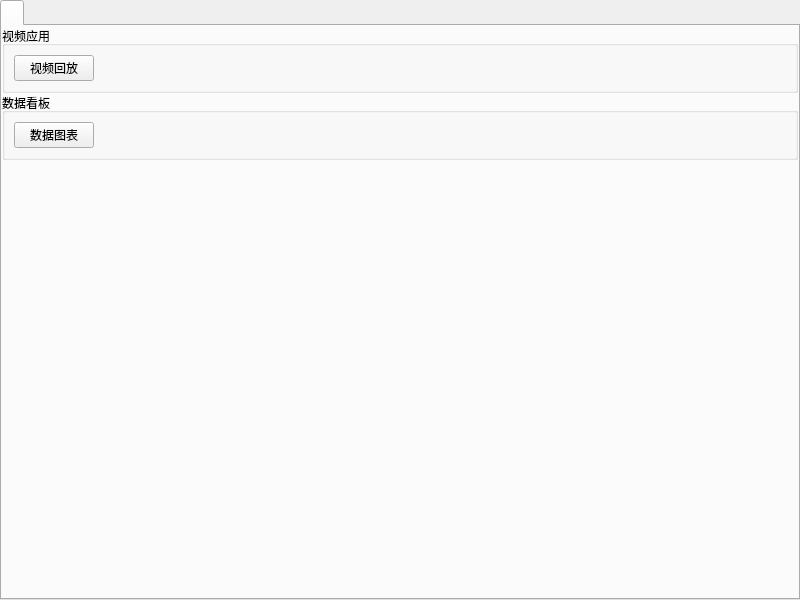
Above: QtClient/mainwindow.ui from imtangsheng/QtClient before the change. Below: the same form after it.
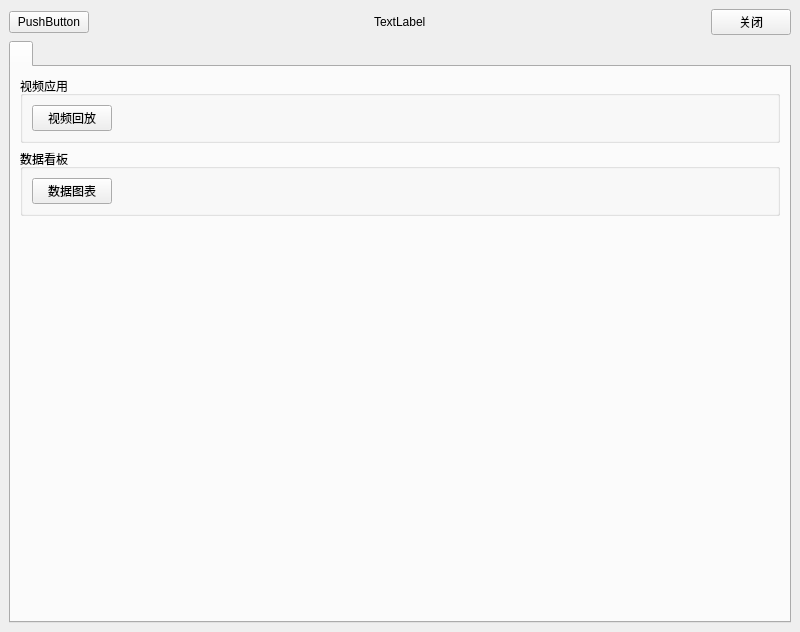
That is the form after the change. Icons and pictures are not drawn.

Commit message: 添加子布局到主界面，会导致两个界面布局重叠。取消thsi父窗口设置可以解决

What changed in the file:
```diff
--- a/QtClient/mainwindow.ui
+++ b/QtClient/mainwindow.ui
@@ -18,22 +18,58 @@
     <normaloff>:/asset/logo.ico</normaloff>:/asset/logo.ico</iconset>
   </property>
   <widget class="QWidget" name="centralwidget">
-   <layout class="QHBoxLayout" name="horizontalLayout">
-    <property name="spacing">
-     <number>0</number>
-    </property>
-    <property name="leftMargin">
-     <number>0</number>
-    </property>
-    <property name="topMargin">
-     <number>0</number>
-    </property>
-    <property name="rightMargin">
-     <number>0</number>
-    </property>
-    <property name="bottomMargin">
-     <number>0</number>
-    </property>
+   <layout class="QVBoxLayout" name="verticalLayout_2">
+    <item>
+     <layout class="QHBoxLayout" name="horizontalLayout">
+      <item>
+       <widget class="QPushButton" name="pushButton_2">
+        <property name="text">
+         <string>PushButton</string>
+        </property>
+       </widget>
+      </item>
+      <item>
+       <spacer name="horizontalSpacer_3">
+        <property name="orientation">
+         <enum>Qt::Horizontal</enum>
+        </property>
+        <property name="sizeHint" stdset="0">
+         <size>
+          <width>40</width>
+          <height>20</height>
+         </size>
+        </property>
+       </spacer>
+      </item>
+      <item>
+       <widget class="QLabel" name="label">
+        <property name="text">
+         <string>TextLabel</string>
+        </property>
+       </widget>
+      </item>
+      <item>
+       <spacer name="horizontalSpacer_4">
+        <property name="orientation">
+         <enum>Qt::Horizontal</enum>
+        </property>
+        <property name="sizeHint" stdset="0">
+         <size>
+          <width>40</width>
+          <height>20</height>
+         </size>
+        </property>
+       </spacer>
+      </item>
+      <item>
+       <widget class="QPushButton" name="pushButton_closeMainWindow">
+        <property name="text">
+         <string>关闭</string>
+        </property>
+       </widget>
+      </item>
+     </layout>
+    </item>
     <item>
      <widget class="QTabWidget" name="tabWidget_mainWindow">
       <property name="minimumSize">
@@ -63,21 +99,6 @@
         <string>主界面</string>
        </attribute>
        <layout class="QVBoxLayout" name="verticalLayout">
-        <property name="spacing">
-         <number>0</number>
-        </property>
-        <property name="leftMargin">
-         <number>0</number>
-        </property>
-        <property name="topMargin">
-         <number>0</number>
-        </property>
-        <property name="rightMargin">
-         <number>0</number>
-        </property>
-        <property name="bottomMargin">
-         <number>0</number>
-        </property>
         <item>
          <widget class="QGroupBox" name="groupBox_video">
           <property name="title">
```
Left out of the diff: 19 changed lines with no effect on the pictures. The commit also changes 3 other files.
